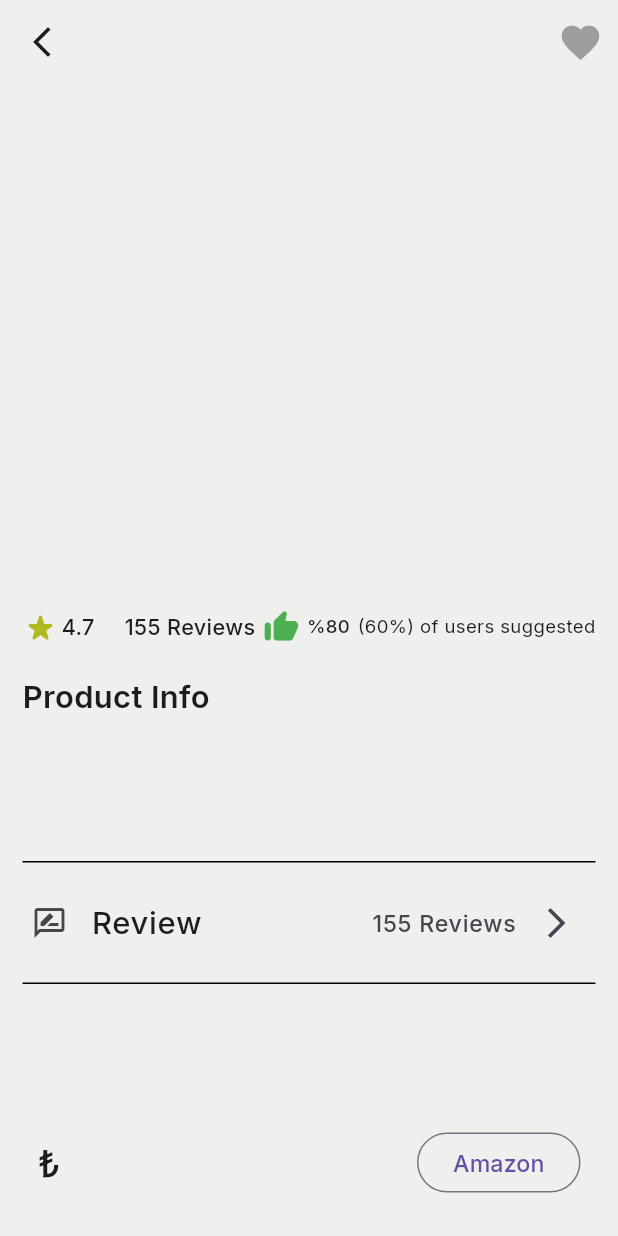
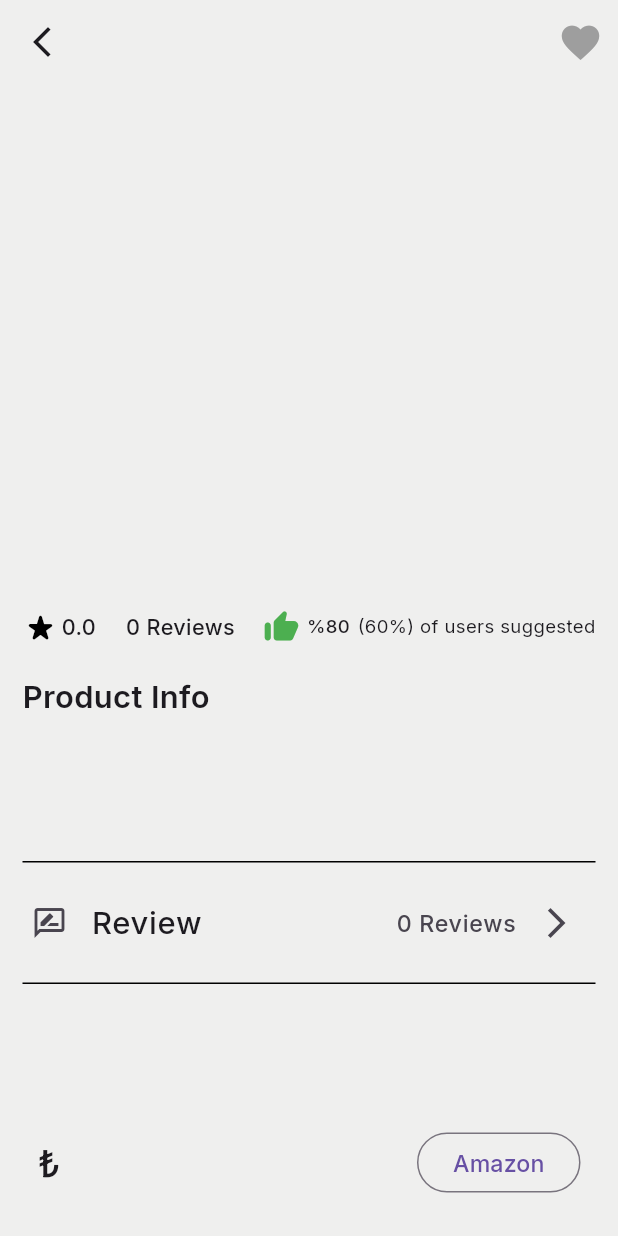
Before and after one commit to bhdriyol/Rating-Deck, a Flutter app: the ProductDetailPage screen opened directly with empty values, on a phone screen of 412 x 824 dp. Run offline on Flutter 3.47's test engine with Material 3 defaults, Android fonts, the phone set to English and light mode, and no system bars; drawn by our look-alikes of like_button; our stand-ins replace google_fonts, photo_view, rive, smooth_page_indicator; missing offline and left inert: rate_in_stars, searchbar_animation.

Commit message:
Review Update

```diff
--- a/project_f/lib/Pages/product_detail_page.dart
+++ b/project_f/lib/Pages/product_detail_page.dart
@@ -2,7 +2,8 @@ import 'package:flutter/material.dart';
 import 'package:google_fonts/google_fonts.dart';
 import 'package:like_button/like_button.dart';
 import 'package:photo_view/photo_view.dart';
-import 'package:project_f/Widgets/product_card.dart';
+import 'package:project_f/Pages/reviews_page.dart';
+import 'package:project_f/product_manager.dart';
 import 'package:smooth_page_indicator/smooth_page_indicator.dart';
 
 class ProductDetailPage extends StatefulWidget {
@@ -102,7 +103,7 @@ class _ProductDetailPageState extends State<ProductDetailPage> {
                         ),
                       ),
                     ),
-                    const SizedBox(height: 25), // Ara boşluk
+                    const SizedBox(height: 25),
                     //!Title Text
                     Padding(
                       padding: const EdgeInsets.only(left: 10, top: 5),
@@ -123,21 +124,19 @@ class _ProductDetailPageState extends State<ProductDetailPage> {
                         children: [
                           Row(
                             children: [
-                              const Icon(
-                                Icons.star_rate_rounded,
-                                color: Color.fromARGB(222, 166, 178, 0),
-                              ),
-                              const SizedBox(width: 2), // Ara boşluk
+                              const Icon(Icons.star_rate_rounded,
+                                  color: Colors.black),
+                              const SizedBox(width: 2),
                               Text(
-                                "4.7",
+                                widget.product.rating.toString(),
                                 style: GoogleFonts.inter(
                                     textStyle: TextStyle(
                                         fontWeight: FontWeight.w500,
                                         fontSize: screenSize.width * 0.035)),
                               ),
-                              const SizedBox(width: 20), // Ara boşluk
+                              const SizedBox(width: 20),
                               Text(
-                                "155 Reviews",
+                                "${widget.product.comments.length} Reviews",
                                 style: GoogleFonts.inter(
                                     textStyle: TextStyle(
                                         fontWeight: FontWeight.w500,
@@ -172,7 +171,7 @@ class _ProductDetailPageState extends State<ProductDetailPage> {
                         ],
                       ),
                     ),
-                    const SizedBox(height: 20), // Ara boşluk
+                    const SizedBox(height: 20),
                     Padding(
                       padding: const EdgeInsets.only(left: 10),
                       child: Text(
@@ -183,7 +182,7 @@ class _ProductDetailPageState extends State<ProductDetailPage> {
                                 fontSize: screenSize.width * 0.05)),
                       ),
                     ),
-                    const SizedBox(height: 10), // Ara boşluk
+                    const SizedBox(height: 10),
                     //!Info Text
                     Padding(
                       padding: const EdgeInsets.only(left: 10),
@@ -193,7 +192,7 @@ class _ProductDetailPageState extends State<ProductDetailPage> {
                             fontSize: screenSize.width * 0.04),
                       ),
                     ),
-                    const SizedBox(height: 50), // Ara boşluk
+                    const SizedBox(height: 50),
                     Container(
                       padding: const EdgeInsets.symmetric(horizontal: 10),
                       child: const Divider(
@@ -217,7 +216,7 @@ class _ProductDetailPageState extends State<ProductDetailPage> {
                         mainAxisAlignment: MainAxisAlignment.end,
                         children: [
                           Text(
-                            "155 Reviews",
+                            "${widget.product.comments.length} Reviews",
                             style: GoogleFonts.inter(
                                 textStyle: TextStyle(
                                     fontWeight: FontWeight.w500,
@@ -225,11 +224,18 @@ class _ProductDetailPageState extends State<ProductDetailPage> {
                           ),
                           const SizedBox(
                             width: 15,
-                          ), // Ara boşluk
+                          ),
                           const Icon(Icons.arrow_forward_ios),
                         ],
                       ),
-                      onTap: () {},
+                      onTap: () {
+                        Navigator.push(
+                          context,
+                          MaterialPageRoute(
+                            builder: (context) => const ReviewsPage(),
+                          ),
+                        );
+                      },
                     ),
                     Container(
                       padding: const EdgeInsets.symmetric(horizontal: 10),
@@ -239,7 +245,7 @@ class _ProductDetailPageState extends State<ProductDetailPage> {
                         height: 25,
                       ),
                     ),
-                    const SizedBox(height: 100), // Alt kısım boşluk
+                    const SizedBox(height: 100),
                   ],
                 ),
               ),
--- a/project_f/lib/Widgets/product_card.dart
+++ b/project_f/lib/Widgets/product_card.dart
@@ -1,21 +1,7 @@
 import 'package:flutter/material.dart';
 import 'package:google_fonts/google_fonts.dart';
 import 'package:project_f/Pages/product_detail_page.dart';
-
-class Product {
-  final List<String> imagePaths;
-  final String title;
-  final String description;
-  final String price;
-  final String category;
-
-  Product(
-      {required this.imagePaths,
-      required this.title,
-      required this.description,
-      required this.price,
-      required this.category});
-}
+import 'package:project_f/product_manager.dart';
 
 class ProductCard extends StatelessWidget {
   final Product product;
@@ -26,6 +12,7 @@ class ProductCard extends StatelessWidget {
   Widget build(BuildContext context) {
     return GestureDetector(
       onTap: () {
+        ProductManager.setProductId(product.id);
         Navigator.push(
           context,
           MaterialPageRoute(
@@ -43,7 +30,7 @@ class ProductCard extends StatelessWidget {
                 borderRadius:
                     const BorderRadius.vertical(top: Radius.circular(10.0)),
                 child: Image.asset(
-                  product.imagePaths[0],
+                  product.imagePaths.first,
                   width: double.infinity,
                   fit: BoxFit.contain,
                 ),
--- a/project_f/lib/bottom_navigation_bar.dart
+++ b/project_f/lib/bottom_navigation_bar.dart
@@ -3,7 +3,7 @@ import 'package:project_f/Pages/favorites_page.dart';
 import 'package:project_f/Pages/home_page.dart';
 import 'package:project_f/Pages/notification_page.dart';
 import 'package:project_f/Pages/search_page.dart';
-import 'package:project_f/Pages/settings_page.dart';
+import 'package:project_f/Pages/user_page.dart';
 import 'package:project_f/models/nav_item_model.dart';
 import 'package:rive/rive.dart';
 
@@ -25,7 +25,7 @@ class _BottomNavWithAnimatedIcons extends State<BottomNavWithAnimatedIcons> {
     const SearchPage(),
     const FavoritesPage(),
     const NotificationPage(),
-    const SettingsPage(),
+    const UserPage(),
   ];
   int selectedNavIndex = 0;
 
--- a/project_f/pubspec.yaml
+++ b/project_f/pubspec.yaml
@@ -21,6 +21,8 @@ dependencies:
   like_button: ^2.0.5
   smooth_page_indicator: ^1.1.0
   photo_view: ^0.15.0
+  rate_in_stars: ^0.0.3
+  provider: ^6.1.2
 
 dev_dependencies:
   flutter_test:
```
Also changed, not shown: project_f/lib/Pages/home_page.dart (+15 -47 lines), project_f/lib/Pages/reviews_page.dart (added, +68 -0 lines), project_f/lib/Pages/user_page.dart (added, +12 -0 lines), project_f/lib/Widgets/reviews_card.dart (added, +99 -0 lines), project_f/lib/main.dart (+8 -1 lines), project_f/lib/product_manager.dart (added, +99 -0 lines), project_f/pubspec.lock.
